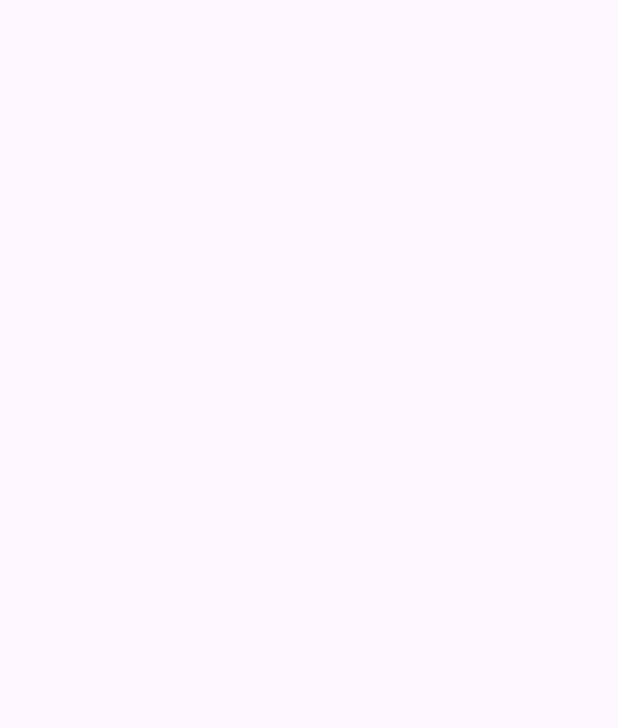
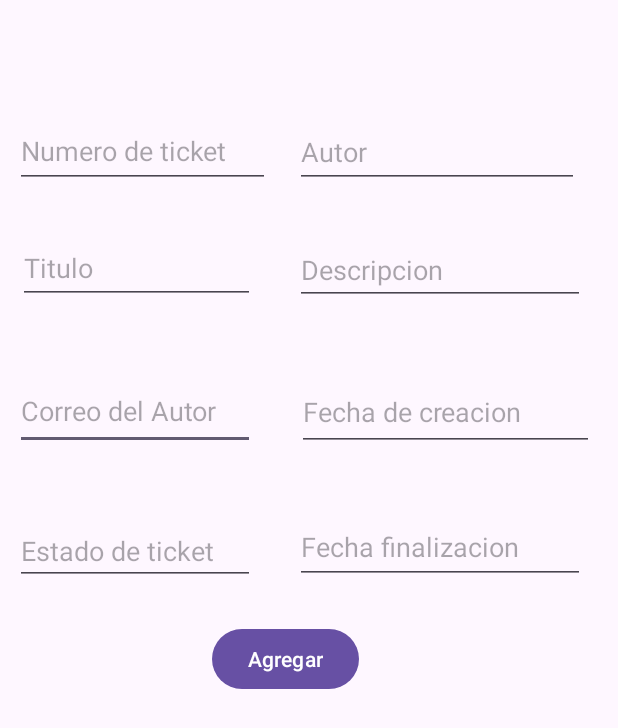
Before and after one commit to bCornejoPe/Crud-Evaluacion, an Android app: the Tickets screen opened directly, with no data from a screen before it, on a phone screen of 412 x 824 dp. Before the commit the part shown is empty. Shown: the top 728 px of the screen. Run offline under Robolectric (Android 15) with nearby library versions, the phone set to English and light mode, and no system bars; 2 statements that could not run were skipped.

Commit message:
Terminado agregar

```diff
--- a/CrudPrueba/app/build.gradle.kts
+++ b/CrudPrueba/app/build.gradle.kts
@@ -39,6 +39,7 @@ dependencies {
 
     implementation(libs.androidx.core.ktx)
     implementation(libs.androidx.appcompat)
+    implementation("con.oracle.database.jdbc:ojdbc6:11.2.0.4")
     implementation(libs.material)
     implementation(libs.androidx.activity)
     implementation(libs.androidx.constraintlayout)
--- a/CrudPrueba/app/src/main/AndroidManifest.xml
+++ b/CrudPrueba/app/src/main/AndroidManifest.xml
@@ -1,6 +1,8 @@
 <?xml version="1.0" encoding="utf-8"?>
 <manifest xmlns:android="http://schemas.android.com/apk/res/android"
     xmlns:tools="http://schemas.android.com/tools">
+
+    <uses-permission android:name="android.permission.INTERNET"/>
 
     <application
         android:allowBackup="true"
@@ -12,6 +14,9 @@
         android:supportsRtl="true"
         android:theme="@style/Theme.CrudPrueba"
         tools:targetApi="31">
+        <activity
+            android:name=".Crads"
+            android:exported="false" />
         <activity
             android:name=".Tickets"
             android:exported="false" />
--- a/CrudPrueba/app/src/main/java/Bryan/Cornejo/crudprueba/Tickets.kt
+++ b/CrudPrueba/app/src/main/java/Bryan/Cornejo/crudprueba/Tickets.kt
@@ -1,10 +1,22 @@
 package Bryan.Cornejo.crudprueba
 
+import RecycleViewHelpers.Adaptador
 import android.os.Bundle
+import android.widget.Button
+import android.widget.EditText
 import androidx.activity.enableEdgeToEdge
 import androidx.appcompat.app.AppCompatActivity
 import androidx.core.view.ViewCompat
 import androidx.core.view.WindowInsetsCompat
+import androidx.recyclerview.widget.LinearLayoutManager
+import androidx.recyclerview.widget.RecyclerView
+import kotlinx.coroutines.CoroutineScope
+import kotlinx.coroutines.Dispatchers
+import kotlinx.coroutines.launch
+import kotlinx.coroutines.withContext
+import modelo.ClaseConexion
+import modelo.Ticket
+import java.util.UUID
 
 class Tickets : AppCompatActivity() {
     override fun onCreate(savedInstanceState: Bundle?) {
@@ -16,5 +28,83 @@ class Tickets : AppCompatActivity() {
             v.setPadding(systemBars.left, systemBars.top, systemBars.right, systemBars.bottom)
             insets
         }
+
+        val txtAutor = findViewById<EditText>(R.id.txtAutor)
+        val txtTitulo = findViewById<EditText>(R.id.txtTitulo)
+        val txtDescripcion = findViewById<EditText>(R.id.txtDescripcion)
+        val txtCorreo = findViewById<EditText>(R.id.txtCorreoAutor)
+        val txtFecha = findViewById<EditText>(R.id.txtCreacion)
+        val txtEstado = findViewById<EditText>(R.id.txtEstado)
+        val txtFinal = findViewById<EditText>(R.id.txtFechaFinal)
+        val btnAgregar = findViewById<Button>(R.id.btnAgregarTicket)
+
+        val rcvTickets = findViewById<RecyclerView>(R.id.rcvTickets)
+
+        rcvTickets.layoutManager = LinearLayoutManager(this)
+
+        fun obtenerTickets(): List<Ticket>{
+            val objConexion = ClaseConexion().cadenaConexion()
+
+            val statement = objConexion?.createStatement()
+            val resultSet= statement?.executeQuery("SELECT * FROM Ticket")!!
+
+            val ListaTickets= mutableListOf<Ticket>()
+
+            while (resultSet.next()) {
+                val uuid = resultSet.getString("uuid")
+                val Autor = resultSet.getString("Autor")
+                val Titulo = resultSet.getString("Titulo")
+                val Descripcion = resultSet.getString("Descripcion")
+                val CorreoAutor = resultSet.getString("CorreoAutor")
+                val FechaCreacion = resultSet.getString("FechaCreacion")
+                val Estado = resultSet.getString("Estado")
+                val FechaFinalizacion = resultSet.getString("FechaFinalizacion")
+
+                val valoresjuntos = Ticket(
+                    uuid,
+                    Autor,
+                    Titulo,
+                    Descripcion,
+                    CorreoAutor,
+                    FechaCreacion,
+                    Estado,
+                    FechaFinalizacion
+                )
+
+                ListaTickets.add(valoresjuntos)
+            }
+            return ListaTickets
+        }
+
+        CoroutineScope(Dispatchers.IO).launch {
+            val ticketsDB= obtenerTickets()
+            withContext(Dispatchers.Main){
+                val adapter= Adaptador(ticketsDB)
+                rcvTickets.adapter= adapter
+            }
+        }
+
+
+        //Programar btnAgregar
+        btnAgregar.setOnClickListener{
+            CoroutineScope(Dispatchers.IO).launch {
+
+                val objConexion = ClaseConexion().cadenaConexion()
+
+                val AgregadoTicket = objConexion?.prepareStatement("Insert into ticket (uuid, Autor, Titulo, Descripcion, CorreoAutor, FechaCreacion, Estado, FecjaFinalizacion) values(?,?,?,?,?,?,?,?)")!!
+
+                AgregadoTicket.setString(1,UUID.randomUUID().toString())
+                AgregadoTicket.setString(2, txtAutor.text.toString())
+                AgregadoTicket.setString(3, txtTitulo.text.toString())
+                AgregadoTicket.setString(4, txtDescripcion.text.toString())
+                AgregadoTicket.setString(5, txtCorreo.text.toString())
+                AgregadoTicket.setString(6,txtFecha.text.toString())
+                AgregadoTicket.setString(7, txtEstado.text.toString())
+                AgregadoTicket.setString(8, txtFinal.text.toString())
+                AgregadoTicket.executeUpdate()
+            }
+
+        }
+
     }
 }
--- /dev/null
+++ b/CrudPrueba/app/src/main/java/RecycleViewHelpers/Adaptador.kt
@@ -0,0 +1,27 @@
+package RecycleViewHelpers
+
+import Bryan.Cornejo.crudprueba.R
+import android.content.ClipData.Item
+import android.text.Layout
+import android.view.LayoutInflater
+import android.view.ViewGroup
+import androidx.recyclerview.widget.RecyclerView
+import modelo.Ticket
+
+class Adaptador(var Datos: List<Ticket>): RecyclerView.Adapter<ViewHolder>() {
+    override fun onCreateViewHolder(parent: ViewGroup, viewType: Int): ViewHolder {
+        TODO("Not yet implemented")
+
+        val vista = LayoutInflater.from(parent.context).inflate(R.layout.activity_crads,parent,false)
+        return ViewHolder(vista)
+        }
+
+    override fun getItemCount()= Datos.size
+
+    override fun onBindViewHolder(holder: ViewHolder, position: Int) {
+
+        val item = Datos[position]
+        holder.txtNombreCard.text= item.Titulo
+    }
+
+}
--- /dev/null
+++ b/CrudPrueba/app/src/main/java/modelo/ClaseConexion.kt
@@ -0,0 +1,24 @@
+package modelo
+
+import java.lang.Exception
+import java.sql.Connection
+import java.sql.DriverManager
+
+class ClaseConexion {
+
+
+    fun cadenaConexion(): Connection?{
+        try {
+            val url="jdbc:oracle:thin:@192.168.100.10:1521:xe"
+            val user= "system"
+            val contrasena="190906"
+
+            val connection = DriverManager.getConnection(url,user,contrasena)
+
+            return connection
+        }catch (e: Exception){
+            println("Este es el error: $e")
+            return null
+        }
+    }
+}
--- /dev/null
+++ b/CrudPrueba/app/src/main/res/drawable/ic_actualizar.xml
@@ -0,0 +1,5 @@
+<vector xmlns:android="http://schemas.android.com/apk/res/android" android:height="24dp" android:tint="#000000" android:viewportHeight="24" android:viewportWidth="24" android:width="24dp">
+
+    <path android:fillColor="@android:color/white" android:pathData="M22.7,19l-9.1,-9.1c0.9,-2.3 0.4,-5 -1.5,-6.9 -2,-2 -5,-2.4 -7.4,-1.3L9,6 6,9 1.6,4.7C0.4,7.1 0.9,10.1 2.9,12.1c1.9,1.9 4.6,2.4 6.9,1.5l9.1,9.1c0.4,0.4 1,0.4 1.4,0l2.3,-2.3c0.5,-0.4 0.5,-1.1 0.1,-1.4z"/>
+
+</vector>
--- /dev/null
+++ b/CrudPrueba/app/src/main/res/drawable/ic_eliminar.xml
@@ -0,0 +1,5 @@
+<vector xmlns:android="http://schemas.android.com/apk/res/android" android:height="24dp" android:tint="#000000" android:viewportHeight="24" android:viewportWidth="24" android:width="24dp">
+
+    <path android:fillColor="@android:color/white" android:pathData="M6,19c0,1.1 0.9,2 2,2h8c1.1,0 2,-0.9 2,-2L18,7L6,7v12zM8.46,11.88l1.41,-1.41L12,12.59l2.12,-2.12 1.41,1.41L13.41,14l2.12,2.12 -1.41,1.41L12,15.41l-2.12,2.12 -1.41,-1.41L10.59,14l-2.13,-2.12zM15.5,4l-1,-1h-5l-1,1L5,4v2h14L19,4z"/>
+
+</vector>
--- a/CrudPrueba/app/src/main/res/layout/activity_tickets.xml
+++ b/CrudPrueba/app/src/main/res/layout/activity_tickets.xml
@@ -7,4 +7,139 @@
     android:layout_height="match_parent"
     tools:context=".Tickets">
 
+    <EditText
+        android:id="@+id/txtCorreoAutor"
+        android:layout_width="160dp"
+        android:layout_height="51dp"
+        android:ems="10"
+        android:hint="Correo del Autor"
+        android:inputType="text"
+        app:layout_constraintBottom_toBottomOf="parent"
+        app:layout_constraintEnd_toEndOf="parent"
+        app:layout_constraintHorizontal_bias="0.039"
+        app:layout_constraintStart_toStartOf="parent"
+        app:layout_constraintTop_toTopOf="parent"
+        app:layout_constraintVertical_bias="0.322" />
+
+    <EditText
+        android:id="@+id/txtTicket"
+        android:layout_width="170dp"
+        android:layout_height="49dp"
+        android:ems="10"
+        android:hint="Numero de ticket"
+        android:inputType="text"
+        app:layout_constraintBottom_toBottomOf="parent"
+        app:layout_constraintEnd_toEndOf="parent"
+        app:layout_constraintHorizontal_bias="0.041"
+        app:layout_constraintStart_toStartOf="parent"
+        app:layout_constraintTop_toTopOf="parent"
+        app:layout_constraintVertical_bias="0.098" />
+
+    <EditText
+        android:id="@+id/txtTitulo"
+        android:layout_width="158dp"
+        android:layout_height="47dp"
+        android:ems="10"
+        android:hint="Titulo"
+        android:inputType="text"
+        app:layout_constraintBottom_toBottomOf="parent"
+        app:layout_constraintEnd_toEndOf="parent"
+        app:layout_constraintHorizontal_bias="0.047"
+        app:layout_constraintStart_toStartOf="parent"
+        app:layout_constraintTop_toTopOf="parent"
+        app:layout_constraintVertical_bias="0.2" />
+
+    <EditText
+        android:id="@+id/txtEstado"
+        android:layout_width="160dp"
+        android:layout_height="45dp"
+        android:ems="10"
+        android:hint="Estado de ticket"
+        android:inputType="text"
+        app:layout_constraintBottom_toBottomOf="parent"
+        app:layout_constraintEnd_toEndOf="parent"
+        app:layout_constraintHorizontal_bias="0.039"
+        app:layout_constraintStart_toStartOf="parent"
+        app:layout_constraintTop_toTopOf="parent"
+        app:layout_constraintVertical_bias="0.443" />
+
+    <EditText
+        android:id="@+id/txtAutor"
+        android:layout_width="189dp"
+        android:layout_height="47dp"
+        android:ems="10"
+        android:hint="Autor"
+        android:inputType="text"
+        app:layout_constraintBottom_toBottomOf="parent"
+        app:layout_constraintEnd_toEndOf="parent"
+        app:layout_constraintHorizontal_bias="0.882"
+        app:layout_constraintStart_toStartOf="parent"
+        app:layout_constraintTop_toTopOf="parent"
+        app:layout_constraintVertical_bias="0.1" />
+
+    <EditText
+        android:id="@+id/txtDescripcion"
+        android:layout_width="193dp"
+        android:layout_height="46dp"
+        android:ems="10"
+        android:hint="Descripcion"
+        android:inputType="text"
+        app:layout_constraintBottom_toBottomOf="parent"
+        app:layout_constraintEnd_toEndOf="parent"
+        app:layout_constraintHorizontal_bias="0.899"
+        app:layout_constraintStart_toStartOf="parent"
+        app:layout_constraintTop_toTopOf="parent"
+        app:layout_constraintVertical_bias="0.202" />
+
+    <EditText
+        android:id="@+id/txtCreacion"
+        android:layout_width="198dp"
+        android:layout_height="52dp"
+        android:ems="10"
+        android:hint="Fecha de creacion"
+        android:inputType="text"
+        app:layout_constraintBottom_toBottomOf="parent"
+        app:layout_constraintEnd_toEndOf="parent"
+        app:layout_constraintHorizontal_bias="0.924"
+        app:layout_constraintStart_toStartOf="parent"
+        app:layout_constraintTop_toTopOf="parent"
+        app:layout_constraintVertical_bias="0.322" />
+
+    <EditText
+        android:id="@+id/txtFechaFinal"
+        android:layout_width="193dp"
+        android:layout_height="49dp"
+        android:ems="10"
+        android:hint="Fecha finalizacion"
+        android:inputType="text"
+        app:layout_constraintBottom_toBottomOf="parent"
+        app:layout_constraintEnd_toEndOf="parent"
+        app:layout_constraintHorizontal_bias="0.899"
+        app:layout_constraintStart_toStartOf="parent"
+        app:layout_constraintTop_toTopOf="parent"
+        app:layout_constraintVertical_bias="0.439" />
+
+    <Button
+        android:id="@+id/btnAgregarTicket"
+        android:layout_width="wrap_content"
+        android:layout_height="wrap_content"
+        android:text="Agregar"
+        app:layout_constraintBottom_toBottomOf="parent"
+        app:layout_constraintEnd_toEndOf="parent"
+        app:layout_constraintHorizontal_bias="0.45"
+        app:layout_constraintStart_toStartOf="parent"
+        app:layout_constraintTop_toTopOf="parent"
+        app:layout_constraintVertical_bias="0.535" />
+
+    <androidx.recyclerview.widget.RecyclerView
+        android:id="@+id/rcvTickets"
+        android:layout_width="404dp"
+        android:layout_height="295dp"
+        app:layout_constraintBottom_toBottomOf="parent"
+        app:layout_constraintEnd_toEndOf="parent"
+        app:layout_constraintHorizontal_bias="0.0"
+        app:layout_constraintStart_toStartOf="parent"
+        app:layout_constraintTop_toTopOf="parent"
+        app:layout_constraintVertical_bias="1.0" />
+
 </androidx.constraintlayout.widget.ConstraintLayout>
```
Also changed, not shown: CrudPrueba/app/src/main/java/Bryan/Cornejo/crudprueba/Crads.kt (added, +20 -0 lines), CrudPrueba/app/src/main/java/RecycleViewHelpers/ViewHolder.kt (added, +11 -0 lines), CrudPrueba/app/src/main/java/modelo/Ticket.kt (added, +15 -0 lines), CrudPrueba/app/src/main/res/layout/activity_crads.xml (added, +46 -0 lines).
